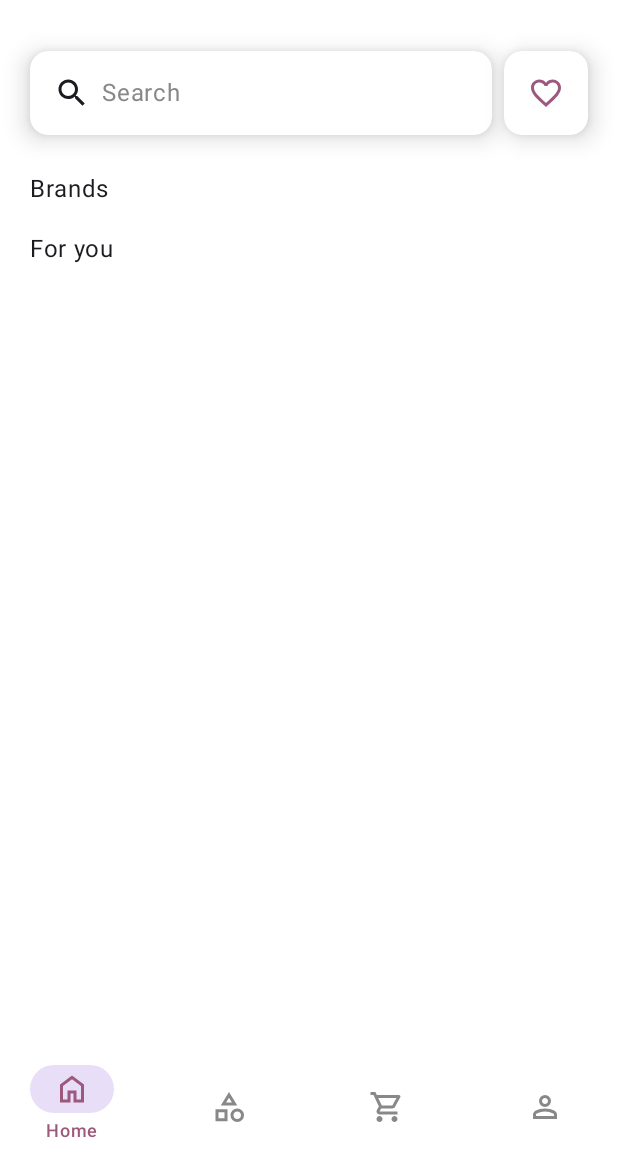
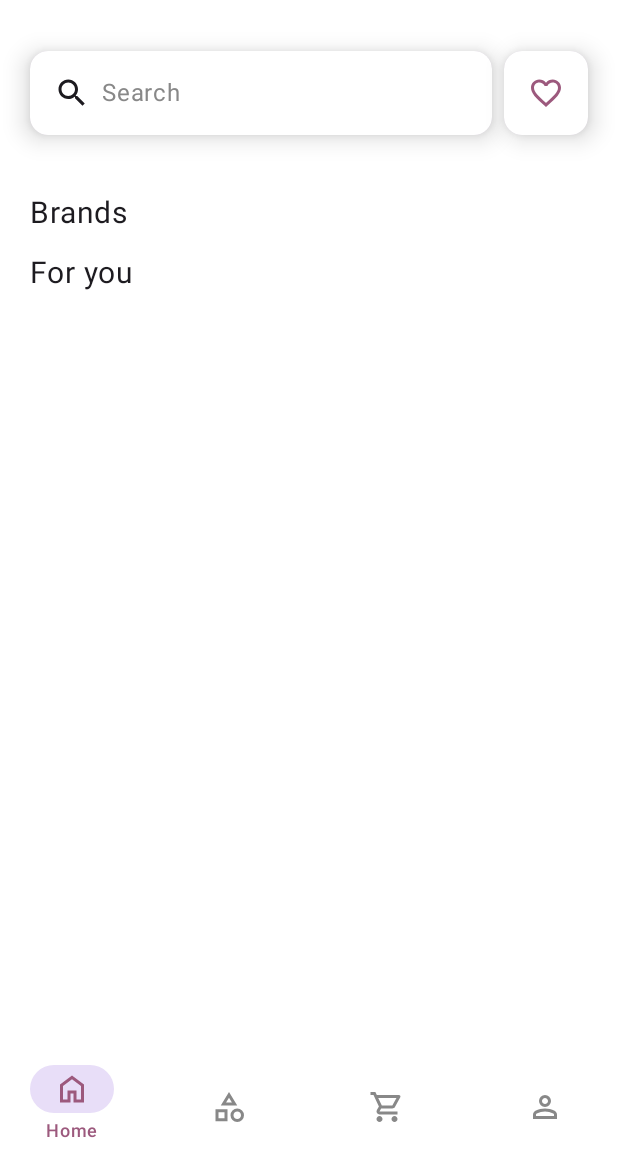
Before and after one commit to MahmooudDarwish/E-Store, an Android app built with Jetpack Compose: the home screen opened through its navigation route, on a phone screen of 412 x 824 dp, the part 69-1236 px from its top. Run offline under Robolectric (Android 15) with nearby library versions, the phone set to English and light mode, and no system bars; network calls fail; pictures from the network do not load; 1 statement that could not run was skipped.

Commit message:
add the placeholder to integrate with discounts and ads add strings into strings.xml add new custom button

```diff
--- a/app/src/main/java/com/example/e_store/features/home/component/AdsSection.kt
+++ /dev/null
@@ -1 +0,0 @@
-package com.example.e_store.features.home.component
--- /dev/null
+++ b/app/src/main/java/com/example/e_store/features/home/component/AdsSlider.kt
@@ -0,0 +1,38 @@
+package com.example.e_store.features.home.component
+
+import androidx.compose.foundation.layout.fillMaxHeight
+import androidx.compose.foundation.layout.fillMaxWidth
+import androidx.compose.foundation.shape.RoundedCornerShape
+import androidx.compose.material3.Card
+import androidx.compose.material3.CardDefaults
+import androidx.compose.runtime.Composable
+import androidx.compose.ui.Modifier
+import androidx.compose.ui.graphics.Color
+import androidx.compose.ui.unit.dp
+import coil.compose.AsyncImage
+
+
+@Composable
+fun AdsSlider(images: List<String>) {
+
+
+    Card(
+        modifier = Modifier
+            .fillMaxHeight(),
+
+        shape = RoundedCornerShape(16.dp),
+        colors = CardDefaults.cardColors(
+            containerColor = Color.White
+        ),
+        elevation = CardDefaults.cardElevation(
+            defaultElevation = 10.dp
+        ),
+    ) {
+        AsyncImage(
+            model = images[0],
+            contentDescription = images[0],
+            modifier = Modifier
+                .fillMaxWidth(),
+        )
+    }
+}
--- a/app/src/main/java/com/example/e_store/features/home/component/SearchWithFavoriteSection.kt
+++ b/app/src/main/java/com/example/e_store/features/home/component/SearchWithFavoriteSection.kt
@@ -5,10 +5,13 @@ import androidx.compose.foundation.layout.Row
 import androidx.compose.foundation.layout.fillMaxWidth
 import androidx.compose.foundation.layout.height
 import androidx.compose.foundation.layout.padding
+import androidx.compose.material.icons.Icons
+import androidx.compose.material.icons.filled.FavoriteBorder
 import androidx.compose.runtime.Composable
 import androidx.compose.ui.Alignment
 import androidx.compose.ui.Modifier
 import androidx.compose.ui.unit.dp
+import com.example.e_store.utils.shared_components.CustomIconButton
 import com.example.e_store.utils.shared_components.ElevationCard
 import com.example.e_store.utils.shared_components.Gap
 
@@ -31,7 +34,7 @@ fun SearchWithFavoriteSection(onSearchClick: () -> Unit, onFavoriteClick: () ->
         Gap(width = 8)
 
         ElevationCard {
-            FavoriteButton(onClick = onFavoriteClick)
+            CustomIconButton(onClick = onFavoriteClick,icon = Icons.Default.FavoriteBorder)
         }
     }
 }
--- a/app/src/main/java/com/example/e_store/features/home/view/Home.kt
+++ b/app/src/main/java/com/example/e_store/features/home/view/Home.kt
@@ -13,7 +13,9 @@ import androidx.compose.ui.Modifier
 import androidx.compose.ui.graphics.Color
 import androidx.compose.ui.platform.LocalContext
 import androidx.compose.ui.unit.dp
+import androidx.compose.ui.unit.sp
 import androidx.lifecycle.compose.collectAsStateWithLifecycle
+import com.example.e_store.features.home.component.AdsSlider
 import com.example.e_store.features.home.component.BrandsSection
 import com.example.e_store.features.home.component.ForUSection
 import com.example.e_store.utils.shared_components.EShopLoadingIndicator
@@ -27,6 +29,10 @@ fun HomeScreen(viewModel: HomeViewModel) {
     val brandsUiState by viewModel.brands.collectAsStateWithLifecycle()
     val forUProductsUiState by viewModel.forUProducts.collectAsStateWithLifecycle()
 
+    val adImages = listOf(
+        "https://letsenhance.io/static/8f5e523ee6b2479e26ecc91b9c25261e/1015f/MainAfter.jpg",
+    )
+
     val context = LocalContext.current
 
     LaunchedEffect(Unit) {
@@ -37,8 +43,10 @@ fun HomeScreen(viewModel: HomeViewModel) {
     LazyColumn(
         modifier = Modifier
             .fillMaxSize()
-            .padding(horizontal = 20.dp).background(color = Color.White)
+            .padding(horizontal = 20.dp)
+            .background(color = Color.White)
     ) {
+
         item {
             SearchWithFavoriteSection(
                 onSearchClick = {
@@ -51,18 +59,29 @@ fun HomeScreen(viewModel: HomeViewModel) {
         }
 
         item {
-            Text(text = "Brands", modifier = Modifier.padding(vertical = 8.dp))
+            ///TODO: Integrate your slider Here @mohamed-abdelrehim142000
+            AdsSlider(images = adImages)
         }
+        item { Gap(height = 16) }
+
+
+        item {
+            Text(text = "Brands", modifier = Modifier.padding(vertical = 8.dp), fontSize = 20.sp)
+        }
+
+
 
         item {
             when (brandsUiState) {
                 DataState.Loading -> {
                     EShopLoadingIndicator()
                 }
+
                 is DataState.Success -> {
                     val brands = (brandsUiState as DataState.Success).data
                     BrandsSection(onBrandClick = {}, brands = brands)
                 }
+
                 is DataState.Error -> {
                     val errorMsg = (brandsUiState as DataState.Error).message
                     LaunchedEffect(errorMsg) {
@@ -75,7 +94,7 @@ fun HomeScreen(viewModel: HomeViewModel) {
 
 
         item {
-            Text(text = "For you", modifier = Modifier.padding(vertical = 8.dp))
+            Text(text = "For you", modifier = Modifier.padding(vertical = 8.dp), fontSize = 20.sp)
         }
 
         item {
@@ -87,6 +106,7 @@ fun HomeScreen(viewModel: HomeViewModel) {
                 DataState.Loading -> {
                     EShopLoadingIndicator()
                 }
+
                 is DataState.Success -> {
                     val forUProducts = (forUProductsUiState as DataState.Success).data
                     ForUSection(
@@ -96,6 +116,7 @@ fun HomeScreen(viewModel: HomeViewModel) {
                         products = forUProducts
                     )
                 }
+
                 is DataState.Error -> {
                     val errorMsg = (forUProductsUiState as DataState.Error).message
                     LaunchedEffect(errorMsg) {
--- a/app/src/main/java/com/example/e_store/features/main_home/components/BottomNavBar.kt
+++ b/app/src/main/java/com/example/e_store/features/main_home/components/BottomNavBar.kt
@@ -6,8 +6,9 @@ import androidx.compose.material3.NavigationBarItem
 import androidx.compose.material3.Text
 import androidx.compose.runtime.Composable
 import androidx.compose.ui.graphics.Color
+import androidx.compose.ui.platform.LocalContext
 import androidx.compose.ui.res.painterResource
-import androidx.compose.ui.unit.dp
+import androidx.core.content.ContextCompat.getString
 import androidx.navigation.NavHostController
 import com.example.e_store.ui.theme.PrimaryColor
 import com.example.e_store.utils.navigation.Screen
@@ -18,18 +19,20 @@ fun BottomNavigationBar(
     currentRoute: String,
     navController: NavHostController
 ) {
-    NavigationBar(containerColor = Color.White, tonalElevation = 10.dp) {
+    val context = LocalContext.current
+
+    NavigationBar(containerColor = Color.White, ) {
         items.forEach { item ->
             NavigationBarItem(
                 icon = {
                     Icon(
                         painter = painterResource(id = item.icon),
-                        contentDescription = item.title,
+                        contentDescription = getString(context, item.title),
                         tint = if (currentRoute == item.route) PrimaryColor else Color.Gray
                     )
                 },
                 label = {
-                    Text(item.title, color = PrimaryColor)
+                    Text(getString(context, item.title), color = PrimaryColor)
                 },
                 alwaysShowLabel = false,
                 selected = currentRoute == item.route,
--- a/app/src/main/java/com/example/e_store/features/main_home/view/MainHome.kt
+++ b/app/src/main/java/com/example/e_store/features/main_home/view/MainHome.kt
@@ -11,9 +11,12 @@ import androidx.compose.runtime.Composable
 import androidx.compose.runtime.getValue
 import androidx.compose.ui.Modifier
 import androidx.compose.ui.graphics.Color
+import androidx.compose.ui.platform.LocalContext
 import androidx.compose.ui.text.font.FontStyle
+import androidx.core.content.ContextCompat.getString
 import androidx.navigation.compose.currentBackStackEntryAsState
 import androidx.navigation.compose.rememberNavController
+import com.example.e_store.R
 import com.example.e_store.features.home.view_model.HomeViewModelFactory
 import com.example.e_store.features.main_home.components.BottomNavigationBar
 import com.example.e_store.ui.theme.PrimaryColor
@@ -36,12 +39,13 @@ fun MainHomeScreen(homeViewModelFactory: HomeViewModelFactory) {
     val currentRoute = navBackStackEntry?.destination?.route ?: ""
     val bottomBarRoutes = items.map { it.route }
 
+    val context = LocalContext.current
     Scaffold(
         containerColor = Color.White,
         topBar = {
             CenterAlignedTopAppBar(
                 colors = TopAppBarDefaults.centerAlignedTopAppBarColors(containerColor = Color.White),
-                title = { Text(text = "E-Store", color = PrimaryColor, fontStyle = FontStyle.Italic ) }
+                title = { Text(text = getString(context , R.string.app_name), color = PrimaryColor, fontStyle = FontStyle.Italic ) }
             )
         },
         bottomBar = {
@@ -49,7 +53,7 @@ fun MainHomeScreen(homeViewModelFactory: HomeViewModelFactory) {
                 BottomNavigationBar(
                     items = items,
                     currentRoute = currentRoute,
-                    navController = navController
+                    navController = navController,
                 )
             }
         }
--- a/app/src/main/java/com/example/e_store/utils/navigation/Screen.kt
+++ b/app/src/main/java/com/example/e_store/utils/navigation/Screen.kt
@@ -1,6 +1,7 @@
 package com.example.e_store.utils.navigation
 
 import androidx.compose.runtime.Composable
+import androidx.compose.ui.platform.LocalContext
 import androidx.lifecycle.viewmodel.compose.viewModel
 import androidx.navigation.NavHostController
 import androidx.navigation.compose.NavHost
@@ -14,15 +15,20 @@ import com.example.e_store.features.profile.view.ProfileScreen
 import com.example.e_store.features.shopping_cart.view.ShoppingCartScreen
 import com.example.e_store.utils.constants.NavigationKeys
 
-sealed class Screen(val route: String, val title: String, val icon: Int) {
-    object Splash : Screen(NavigationKeys.SPLASH_ROUTE, "Splash", 0)
-    object Home : Screen(NavigationKeys.HOME_ROUTE, "Home", R.drawable.ic_home)
+sealed class Screen(val route: String, val title: Int, val icon: Int) {
+
+    object Splash : Screen(NavigationKeys.SPLASH_ROUTE, R.string.splash_title, 0)
+    object Home : Screen(NavigationKeys.HOME_ROUTE, R.string.home_title, R.drawable.ic_home)
     object Categories :
-        Screen(NavigationKeys.CATEGORIES_ROUTE, "Categories", R.drawable.ic_categories)
+        Screen(NavigationKeys.CATEGORIES_ROUTE, R.string.categories_title, R.drawable.ic_categories)
 
-    object Cart : Screen(NavigationKeys.CART_ROUTE, "Cart", R.drawable.ic_shopping_cart)
-    object Profile : Screen(NavigationKeys.PROFILE_ROUTE, "Profile", R.drawable.ic_person)
+    object Cart :
+        Screen(NavigationKeys.CART_ROUTE, R.string.cart_title, R.drawable.ic_shopping_cart)
+
+    object Profile :
+        Screen(NavigationKeys.PROFILE_ROUTE, R.string.profile_title, R.drawable.ic_person)
 }
+
 @Composable
 fun AppNavigation(navController: NavHostController, homeViewModelFactory: HomeViewModelFactory) {
     NavHost(navController, startDestination = Screen.Home.route) {
--- a/app/src/main/java/com/example/e_store/features/home/component/FavoritesButton.kt
+++ b/app/src/main/java/com/example/e_store/utils/shared_components/CustomIconButton.kt
@@ -1,23 +1,21 @@
-package com.example.e_store.features.home.component
+package com.example.e_store.utils.shared_components
 
 import androidx.compose.foundation.background
 import androidx.compose.foundation.clickable
 import androidx.compose.foundation.layout.Box
 import androidx.compose.foundation.layout.size
 import androidx.compose.foundation.shape.RoundedCornerShape
-import androidx.compose.material.icons.Icons
-import androidx.compose.material.icons.filled.FavoriteBorder
 import androidx.compose.material3.Icon
 import androidx.compose.runtime.Composable
 import androidx.compose.ui.Alignment
 import androidx.compose.ui.Modifier
 import androidx.compose.ui.graphics.Color
+import androidx.compose.ui.graphics.vector.ImageVector
 import androidx.compose.ui.unit.dp
 import com.example.e_store.ui.theme.PrimaryColor
 
-
 @Composable
-fun FavoriteButton(onClick: () -> Unit) {
+fun CustomIconButton(onClick: () -> Unit , icon: ImageVector) {
     Box(
         modifier = Modifier
             .size(56.dp)
@@ -29,7 +27,7 @@ fun FavoriteButton(onClick: () -> Unit) {
         contentAlignment = Alignment.Center
     ) {
         Icon(
-            imageVector = Icons.Default.FavoriteBorder,
+            imageVector = icon,
             contentDescription = "Favorite Icon",
             tint = PrimaryColor
         )
--- a/app/src/main/res/values/strings.xml
+++ b/app/src/main/res/values/strings.xml
@@ -4,4 +4,16 @@
     <string name="server_error">Server error. Please try again later.</string>
     <string name="timeout_error">Request timed out. Please try again.</string>
     <string name="unexpected_error">An unexpected error occurred.</string>
+
+    <string name="splash_title">Splash</string>
+    <string name="home_title">Home</string>
+    <string name="categories_title">Categories</string>
+    <string name="cart_title">Cart</string>
+    <string name="profile_title">Profile</string>
+    <string name="for_you">For you</string>
+    <string name="brands">brands</string>
+    <string name="search">Search</string>
+
+
+
 </resources>
```
Lines whose indentation alone changed are shown as unchanged.
